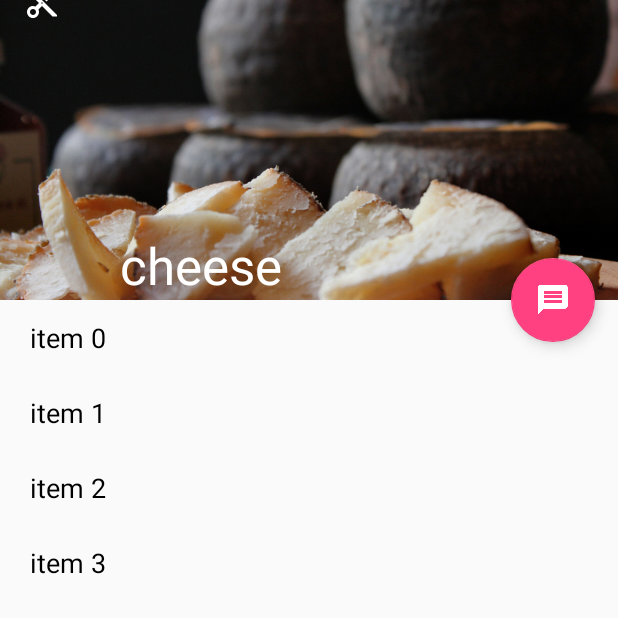
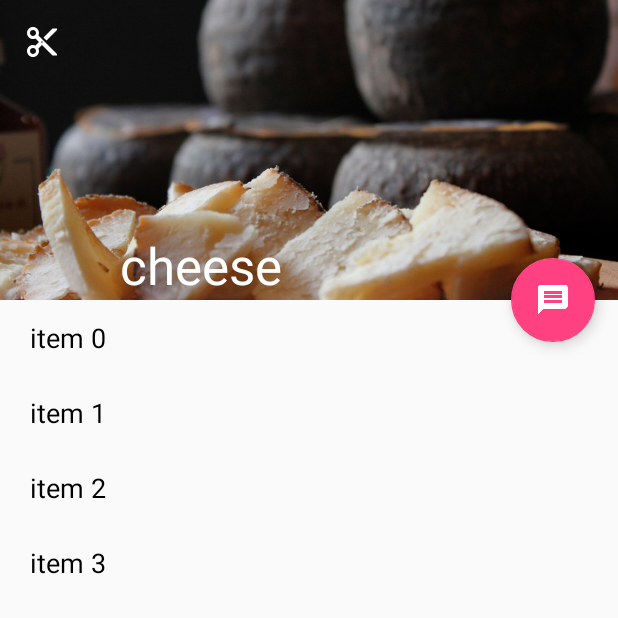
Before and after one commit to zhengjiong/ZJ_CollapsingToolbarLayout, an Android app: the Demo2 screen opened directly, with no data from a screen before it, on a phone screen of 412 x 824 dp, the top half of it. Run offline under Robolectric (Android 15) with nearby library versions, the phone set to English and light mode, and no system bars.

Commit message:
style<demo2>fix fitsSystemWindows

```diff
--- a/app/src/main/res/layout/demo2.xml
+++ b/app/src/main/res/layout/demo2.xml
@@ -41,8 +41,6 @@
                 android:layout_width="match_parent"
                 android:layout_height="?actionBarSize"
                 app:layout_collapseMode="pin"
-                android:fitsSystemWindows="true"
-                android:layout_marginTop="@dimen/toolbar_margin_top"
             />
             <!--
             修复在android5.0之上设置透明Statusbar之后,toolbar会显示在statusbar的bug
```
